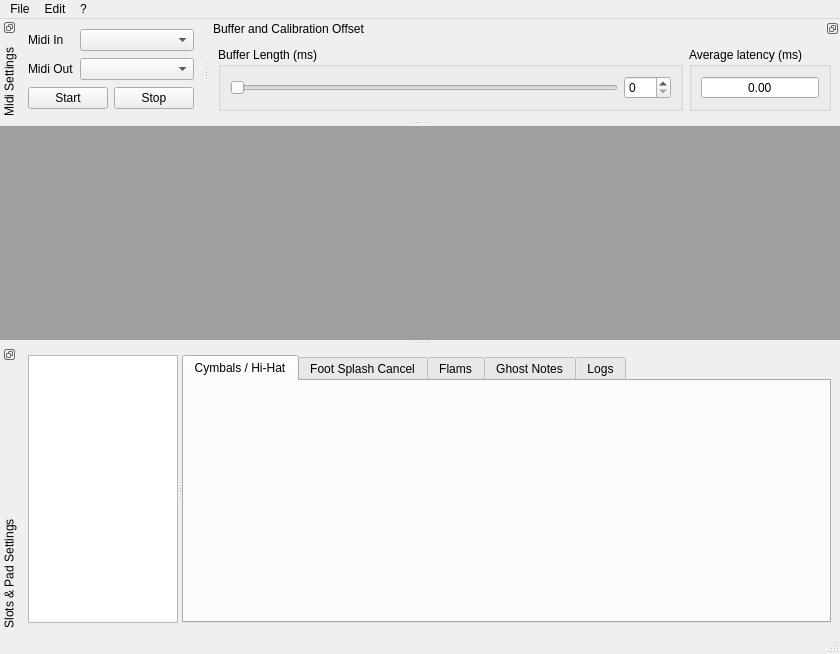
Above: src/MainWindow.ui from FromtonRouge/eProDrums before the change. Below: the same form after it.
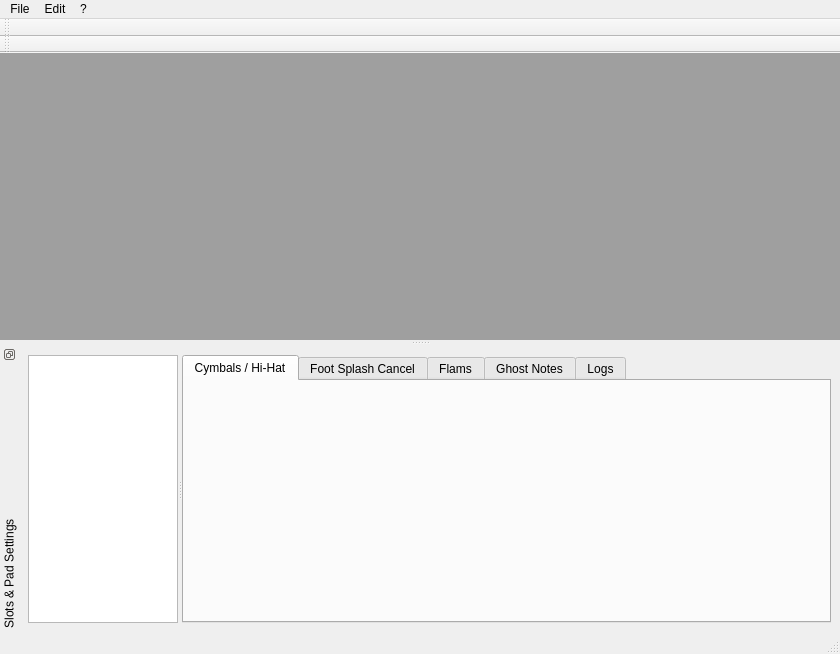
That is the form after the change. Icons and pictures are not drawn.

Commit message: New toolbar + new time slider + arrow shortcuts

The edit to the form file:
```diff
--- a/src/MainWindow.ui
+++ b/src/MainWindow.ui
@@ -36,7 +36,7 @@
          <x>0</x>
          <y>0</y>
          <width>840</width>
-         <height>228</height>
+         <height>301</height>
         </rect>
        </property>
        <layout class="QGridLayout" name="gridLayout_12">
@@ -94,168 +94,6 @@
    <addaction name="menuHelp"/>
   </widget>
   <widget class="QStatusBar" name="statusbar"/>
-  <widget class="QDockWidget" name="dockWidgetMidi">
-   <property name="sizePolicy">
-    <sizepolicy hsizetype="Maximum" vsizetype="Preferred">
-     <horstretch>0</horstretch>
-     <verstretch>0</verstretch>
-    </sizepolicy>
-   </property>
-   <property name="features">
-    <set>QDockWidget::DockWidgetFloatable|QDockWidget::DockWidgetVerticalTitleBar</set>
-   </property>
-   <property name="allowedAreas">
-    <set>Qt::TopDockWidgetArea</set>
-   </property>
-   <property name="windowTitle">
-    <string>Midi Settings</string>
-   </property>
-   <attribute name="dockWidgetArea">
-    <number>4</number>
-   </attribute>
-   <widget class="QWidget" name="dockWidgetContents_2">
-    <layout class="QGridLayout" name="gridLayout_11">
-     <item row="0" column="0">
-      <widget class="QLabel" name="labelMidiIn">
-       <property name="text">
-        <string>Midi In</string>
-       </property>
-      </widget>
-     </item>
-     <item row="0" column="1" colspan="2">
-      <widget class="QComboBox" name="comboBoxMidiIn">
-       <property name="sizePolicy">
-        <sizepolicy hsizetype="Expanding" vsizetype="Fixed">
-         <horstretch>0</horstretch>
-         <verstretch>0</verstretch>
-        </sizepolicy>
-       </property>
-      </widget>
-     </item>
-     <item row="1" column="0">
-      <widget class="QLabel" name="labelMidiOut">
-       <property name="text">
-        <string>Midi Out</string>
-       </property>
-      </widget>
-     </item>
-     <item row="1" column="1" colspan="2">
-      <widget class="QComboBox" name="comboBoxMidiOut">
-       <property name="sizePolicy">
-        <sizepolicy hsizetype="Expanding" vsizetype="Fixed">
-         <horstretch>0</horstretch>
-         <verstretch>0</verstretch>
-        </sizepolicy>
-       </property>
-      </widget>
-     </item>
-     <item row="2" column="0" colspan="2">
-      <widget class="QPushButton" name="pushButtonStart">
-       <property name="sizePolicy">
-        <sizepolicy hsizetype="MinimumExpanding" vsizetype="Fixed">
-         <horstretch>0</horstretch>
-         <verstretch>0</verstretch>
-        </sizepolicy>
-       </property>
-       <property name="text">
-        <string>Start</string>
-       </property>
-      </widget>
-     </item>
-     <item row="2" column="2">
-      <widget class="QPushButton" name="pushButtonStop">
-       <property name="sizePolicy">
-        <sizepolicy hsizetype="MinimumExpanding" vsizetype="Fixed">
-         <horstretch>0</horstretch>
-         <verstretch>0</verstretch>
-        </sizepolicy>
-       </property>
-       <property name="text">
-        <string>Stop</string>
-       </property>
-      </widget>
-     </item>
-    </layout>
-   </widget>
-  </widget>
-  <widget class="QDockWidget" name="dockWidget">
-   <property name="enabled">
-    <bool>true</bool>
-   </property>
-   <property name="features">
-    <set>QDockWidget::DockWidgetFloatable</set>
-   </property>
-   <property name="allowedAreas">
-    <set>Qt::TopDockWidgetArea</set>
-   </property>
-   <property name="windowTitle">
-    <string>Buffer and Calibration Offset</string>
-   </property>
-   <attribute name="dockWidgetArea">
-    <number>4</number>
-   </attribute>
-   <widget class="QWidget" name="dockWidgetContents_4">
-    <layout class="QGridLayout">
-     <item row="0" column="0">
-      <widget class="QGroupBox" name="groupBox_2">
-       <property name="title">
-        <string>Buffer Length (ms)</string>
-       </property>
-       <layout class="QGridLayout">
-        <item row="0" column="0">
-         <widget class="QSlider" name="sliderBuffer">
-          <property name="maximum">
-           <number>300</number>
-          </property>
-          <property name="orientation">
-           <enum>Qt::Horizontal</enum>
-          </property>
-         </widget>
-        </item>
-        <item row="0" column="1">
-         <widget class="QSpinBox" name="spinBoxBuffer">
-          <property name="maximum">
-           <number>300</number>
-          </property>
-         </widget>
-        </item>
-       </layout>
-      </widget>
-     </item>
-     <item row="0" column="1">
-      <widget class="QGroupBox" name="groupBox_4">
-       <property name="sizePolicy">
-        <sizepolicy hsizetype="Maximum" vsizetype="Preferred">
-         <horstretch>0</horstretch>
-         <verstretch>0</verstretch>
-        </sizepolicy>
-       </property>
-       <property name="title">
-        <string>Average latency (ms)</string>
-       </property>
-       <layout class="QGridLayout">
-        <item row="0" column="0">
-         <widget class="QDoubleSpinBox" name="doubleSpinBoxLatency">
-          <property name="alignment">
-           <set>Qt::AlignCenter</set>
-          </property>
-          <property name="readOnly">
-           <bool>true</bool>
-          </property>
-          <property name="buttonSymbols">
-           <enum>QAbstractSpinBox::NoButtons</enum>
-          </property>
-          <property name="maximum">
-           <double>999.000000000000000</double>
-          </property>
-         </widget>
-        </item>
-       </layout>
-      </widget>
-     </item>
-    </layout>
-   </widget>
-  </widget>
   <widget class="QDockWidget" name="dockWidget_3">
    <property name="sizePolicy">
     <sizepolicy hsizetype="Preferred" vsizetype="Expanding">
@@ -367,6 +205,34 @@
     </layout>
    </widget>
   </widget>
+  <widget class="QToolBar" name="toolBar">
+   <property name="windowTitle">
+    <string>toolBar</string>
+   </property>
+   <property name="allowedAreas">
+    <set>Qt::TopToolBarArea</set>
+   </property>
+   <attribute name="toolBarArea">
+    <enum>TopToolBarArea</enum>
+   </attribute>
+   <attribute name="toolBarBreak">
+    <bool>true</bool>
+   </attribute>
+  </widget>
+  <widget class="QToolBar" name="toolBarTime">
+   <property name="windowTitle">
+    <string>toolBarTime</string>
+   </property>
+   <property name="allowedAreas">
+    <set>Qt::TopToolBarArea</set>
+   </property>
+   <attribute name="toolBarArea">
+    <enum>TopToolBarArea</enum>
+   </attribute>
+   <attribute name="toolBarBreak">
+    <bool>true</bool>
+   </attribute>
+  </widget>
   <action name="actionOpen">
    <property name="text">
     <string>Open...</string>
```
Left out of the diff: 36 changed lines with no effect on the pictures. The commit also changes 24 other files.
